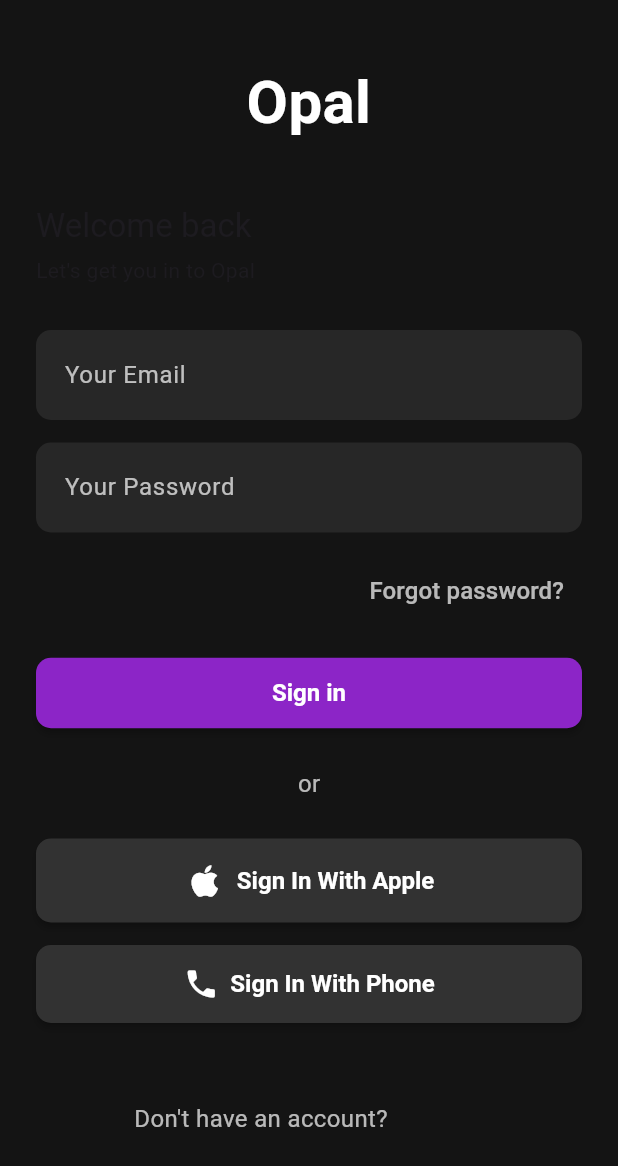
After one commit to joaogbx/easy_stock, a Flutter app: the LoginScreen screen opened directly, on a phone screen of 412 x 824 dp. The commit adds this screen. Shown: the top 1166 px of the screen. Run offline on Flutter 3.47's test engine with Material 3 defaults, Android fonts, the phone set to English and light mode, and no system bars.

Commit message:
basic  login screen implemented

```diff
--- a/lib/app/core/ui/components/register_movement_button.dart
+++ b/lib/app/core/ui/components/register_movement_button.dart
@@ -1,4 +1,4 @@
-import 'package:easy_stock/app/presentation/employee/screens/register_movement/register_movement.dart';
+import 'package:easy_stock/app/presentation/employee/register_movement/register_movement.dart';
 import 'package:easy_stock/app/core/enums/register_mode.dart';
 import 'package:flutter/material.dart';
 
--- a/lib/app/presentation/admin/screens/home/home_admin_screen.dart
+++ b/lib/app/presentation/admin/home/home_admin_screen.dart
@@ -1,5 +1,5 @@
 import 'package:easy_stock/app/presentation/components/stat_card.dart';
-import 'package:easy_stock/app/presentation/admin/screens/product_management/product_management_screen.dart';
+import 'package:easy_stock/app/presentation/admin/product_management_screen/product_management_screen.dart';
 import 'package:easy_stock/app/core/ui/components/card_action_widget.dart';
 import 'package:easy_stock/app/core/ui/screen/historical_screen.dart';
 import 'package:flutter/material.dart';
--- /dev/null
+++ b/lib/app/presentation/login/login_screen.dart
@@ -0,0 +1,159 @@
+import 'package:flutter/cupertino.dart';
+import 'package:flutter/material.dart';
+
+class LoginScreen extends StatelessWidget {
+  const LoginScreen({super.key});
+
+  @override
+  Widget build(BuildContext context) {
+    return Scaffold(
+      backgroundColor: const Color.fromARGB(255, 20, 20, 20),
+
+      body: SingleChildScrollView(
+        padding: const EdgeInsets.symmetric(horizontal: 24.0, vertical: 30),
+        child: Column(
+          crossAxisAlignment: CrossAxisAlignment.stretch,
+          children: <Widget>[
+            const SizedBox(height: 10),
+            // Título "Opal"
+            const Text(
+              'Opal',
+              textAlign: TextAlign.center,
+              style: TextStyle(
+                color: Colors.white,
+                fontSize: 40, // Um pouco maior para ser proeminente
+                fontWeight: FontWeight.bold,
+              ),
+            ),
+            const SizedBox(height: 40),
+            // Título "Welcome back"
+            Text(
+              'Welcome back',
+              textAlign: TextAlign.left,
+              style: Theme.of(context).textTheme.titleLarge,
+            ),
+            const SizedBox(height: 5),
+            // Subtítulo
+            Text(
+              "Let's get you in to Opal",
+              textAlign: TextAlign.left,
+              style: Theme.of(context).textTheme.bodyMedium,
+            ),
+            const SizedBox(height: 30),
+            // Campo de Email
+            const TextField(
+              keyboardType: TextInputType.emailAddress,
+              decoration: InputDecoration(hintText: 'Your Email'),
+            ),
+            const SizedBox(height: 15),
+            // Campo de Senha
+            const TextField(
+              obscureText: true,
+              decoration: InputDecoration(hintText: 'Your Password'),
+            ),
+            const SizedBox(height: 15),
+            // Botão "Forgot password?"
+            Align(
+              alignment: Alignment.centerRight,
+              child: TextButton(
+                onPressed: () {
+                  // Ação de esqueci a senha
+                },
+                child: const Text(
+                  'Forgot password?',
+                  style: TextStyle(color: Colors.white70, fontSize: 16),
+                ),
+              ),
+            ),
+            const SizedBox(height: 20),
+            // Botão "Sign in"
+            ElevatedButton(
+              onPressed: () {
+                // Ação de login com email/senha
+              },
+              style: Theme.of(context).elevatedButtonTheme.style!.copyWith(
+                backgroundColor: MaterialStateProperty.all<Color>(
+                  Color.fromARGB(255, 140, 37, 199),
+                ),
+                foregroundColor: MaterialStateProperty.all<Color>(Colors.black),
+              ),
+              child: const Text(
+                'Sign in',
+                style: TextStyle(color: Colors.white),
+              ),
+            ),
+            const SizedBox(height: 25),
+            // Separador "or"
+            const Center(
+              child: Text(
+                'or',
+                style: TextStyle(color: Colors.white70, fontSize: 16),
+              ),
+            ),
+            const SizedBox(height: 25),
+            // Botão "Sign In With Apple"
+            ElevatedButton.icon(
+              onPressed: () {
+                // Ação de login com Apple
+              },
+              icon: const Icon(Icons.apple, color: Colors.white, size: 28),
+              label: const Text('Sign In With Apple'),
+              style: Theme.of(context).elevatedButtonTheme.style!.copyWith(
+                backgroundColor: MaterialStateProperty.all<Color>(
+                  const Color.fromRGBO(50, 50, 50, 1.0),
+                ), // Fundo escuro
+                foregroundColor: MaterialStateProperty.all<Color>(Colors.white),
+              ),
+            ),
+            const SizedBox(height: 15),
+            // Botão "Sign In With Phone"
+            ElevatedButton.icon(
+              onPressed: () {
+                // Ação de login com telefone
+              },
+              icon: const Icon(Icons.phone, color: Colors.white, size: 24),
+              label: const Text('Sign In With Phone'),
+              style: Theme.of(context).elevatedButtonTheme.style!.copyWith(
+                backgroundColor: MaterialStateProperty.all<Color>(
+                  const Color.fromRGBO(50, 50, 50, 1.0),
+                ), // Fundo escuro
+                foregroundColor: MaterialStateProperty.all<Color>(Colors.white),
+              ),
+            ),
+            const SizedBox(height: 40),
+            // Texto "Don't have an account?"
+            Row(
+              mainAxisAlignment: MainAxisAlignment.center,
+              children: [
+                const Text(
+                  "Don't have an account?",
+                  style: TextStyle(color: Colors.white70, fontSize: 16),
+                ),
+                TextButton(
+                  onPressed: () {
+                    // Ação de registro/signup
+                  },
+                  // O texto não tem um TextButton explícito na imagem, mas o layout
+                  // sugere uma área clicável. Vou manter como um TextButton invisível.
+                  // Se for para ser idêntico, o código abaixo pode ser removido,
+                  // mas para UX é melhor um botão.
+                  child: const Text(
+                    // Se for para ser *exatamente* igual à imagem:
+                    // '?' é o fim da frase. Não tem 'Sign up' na imagem.
+                    '',
+                    style: TextStyle(
+                      color: Colors.white,
+                      fontSize: 16,
+                      fontWeight: FontWeight.bold,
+                    ),
+                  ),
+                ),
+              ],
+            ),
+            const SizedBox(height: 20),
+          ],
+        ),
+      ),
+    );
+  }
+}
```
Also changed, not shown: lib/app/presentation/config/config_page.dart (added, +188 -0 lines), lib/app/presentation/employee/home/home_employee.dart (renamed from lib/app/presentation/employee/screens/home/home_employee.dart, +17 -3 lines), lib/main.dart (+41 -2 lines), lib/app/presentation/admin/product_management_screen/product_management_screen.dart (renamed from lib/app/presentation/admin/screens/product_management/product_management_screen.dart), lib/app/presentation/employee/home/cubit/home_employee_cubit.dart (added), lib/app/presentation/employee/home/cubit/home_employee_state.dart (added), lib/app/presentation/employee/register_movement/cubit/register_movement_cubit.dart (added), lib/app/presentation/employee/register_movement/cubit/register_movement_state.dart (added), lib/app/presentation/employee/register_movement/register_movement.dart (renamed from lib/app/presentation/employee/screens/register_movement/register_movement.dart).
